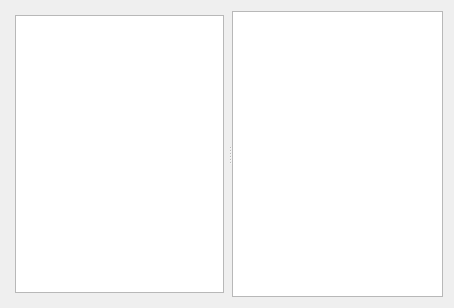
Qt form products/RAT-STATS/rstats_ui/src/UIRStatsWorkbook.ui (cbtek/RStats2017) before a commit.
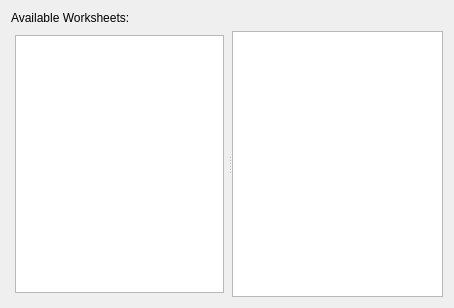
The same form after that commit.

Commit message: Updated utility classes with new functionality Added test cases for new utility functionality Updated ratstasts modules Updated RStatsWorksheet classes Added new resource for wizard Added new UI to SVA for wizard (may not need)

Diff of the .ui file:
```diff
--- a/products/RAT-STATS/rstats_ui/src/UIRStatsWorkbook.ui
+++ b/products/RAT-STATS/rstats_ui/src/UIRStatsWorkbook.ui
@@ -14,6 +14,19 @@
    <string>UIRStatsWorkbook</string>
   </property>
   <layout class="QVBoxLayout" name="verticalLayout_2">
+   <item>
+    <widget class="QLabel" name="label">
+     <property name="sizePolicy">
+      <sizepolicy hsizetype="Preferred" vsizetype="Fixed">
+       <horstretch>0</horstretch>
+       <verstretch>0</verstretch>
+      </sizepolicy>
+     </property>
+     <property name="text">
+      <string>Available Worksheets:</string>
+     </property>
+    </widget>
+   </item>
    <item>
     <widget class="QSplitter" name="splitter">
      <property name="orientation">
@@ -34,7 +47,14 @@
         <number>4</number>
        </property>
        <item>
-        <widget class="QListWidget" name="m_lstWorksheets"/>
+        <widget class="QListWidget" name="m_lstWorksheets">
+         <property name="minimumSize">
+          <size>
+           <width>192</width>
+           <height>0</height>
+          </size>
+         </property>
+        </widget>
        </item>
       </layout>
      </widget>
```
The commit also changes 41 other files.
